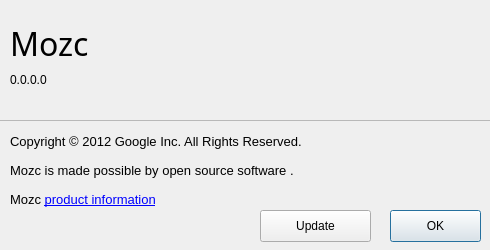
Qt form src/gui/about_dialog/about_dialog.ui (niw/mozc) before a commit.
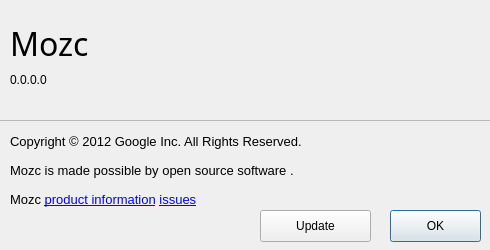
The same form after that commit.

Commit message: Ver 1.5.1090.102: - Add a workaround against QTBUG-25536 (Issue 158) -'mozc_renderer' on Linux (a.k.a. 'gtk_renderer') (Issue 145):   - Experimental option (--enable_gtk_renderer) has been deprecated     and 'mozc_renderer' is now enabled by default on Linux.     You can still remove the dependencies to mozc_renderer as follows.     GYP_DEFINES=enable_gtk_renderer=0 python build_mozc.py gyp

Patch:
```diff
--- a/src/gui/about_dialog/about_dialog.ui
+++ b/src/gui/about_dialog/about_dialog.ui
@@ -130,7 +130,7 @@
         </font>
        </property>
        <property name="text">
-        <string>&lt;html&gt;&lt;body&gt;Mozc &lt;a href=&quot;http://code.google.com/p/mozc/&quot;&gt;&lt;span style=&quot; text-decoration: underline; color:#0000ff;&quot;&gt;product information&lt;/span&gt;&lt;/a&gt;&lt;/body&gt;&lt;/html&gt;</string>
+        <string>&lt;html&gt;&lt;body&gt;Mozc &lt;a href=&quot;http://code.google.com/p/mozc/&quot;&gt;&lt;span style=&quot; text-decoration: underline; color:#0000ff;&quot;&gt;product information&lt;/span&gt;&lt;/a&gt; &lt;a href=&quot;http://code.google.com/p/mozc/issues/list&quot;&gt;&lt;span style=&quot; text-decoration: underline; color:#0000ff;&quot;&gt;issues&lt;/span&gt;&lt;/a&gt;&lt;/body&gt;&lt;/html&gt;</string>
        </property>
       </widget>
      </item>
```
The commit also changes 303 other files.
